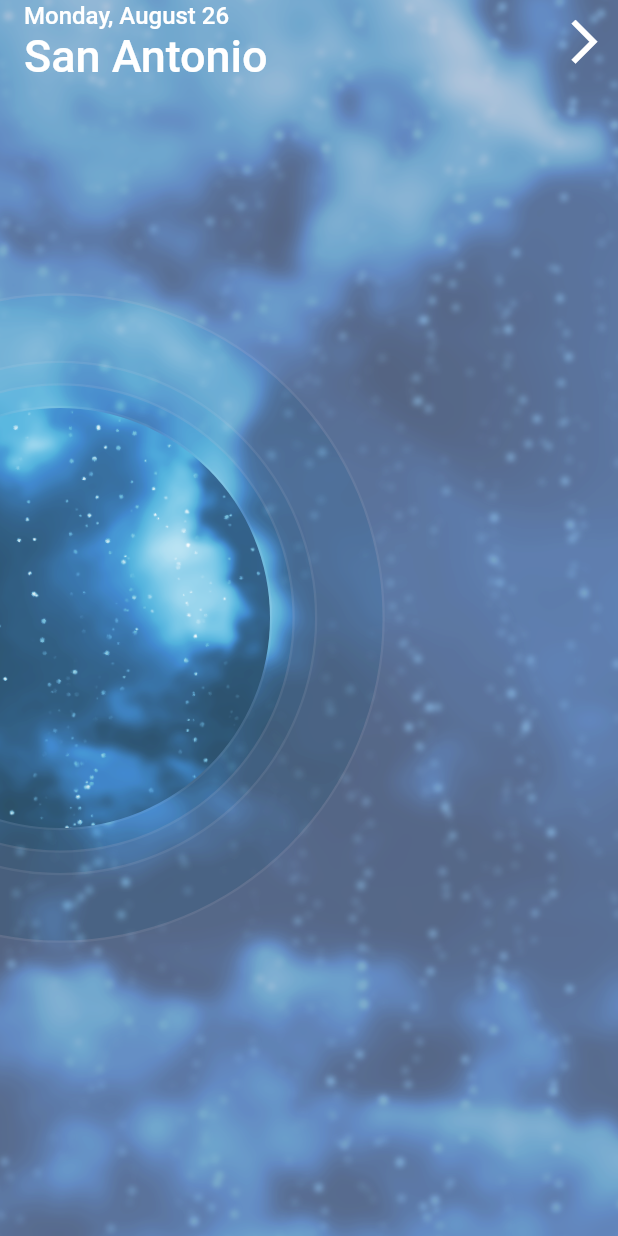
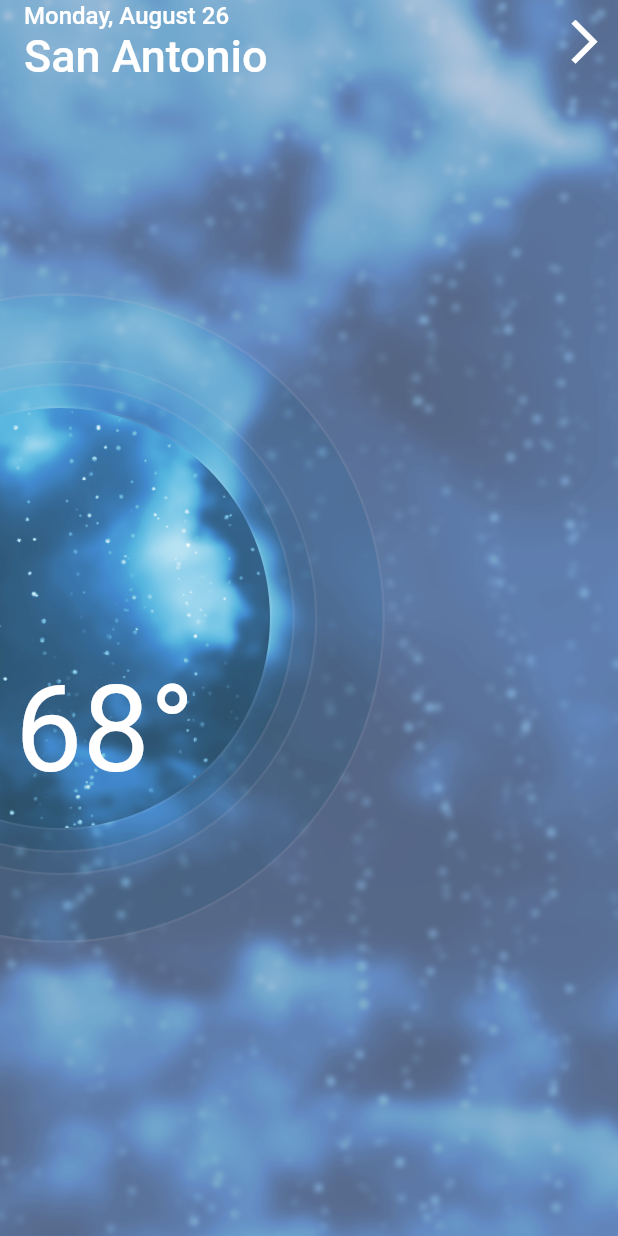
Before and after one commit to KeeperOfTheVoid/my-flutter-weather-app, a Flutter app: the screen it shows after launch, on a phone screen of 412 x 824 dp. Run offline on Flutter 3.47's test engine with Material 2 defaults, Android fonts, the phone set to English and light mode, and no system bars.

Commit message:
Refactor Background into Forecast
- Refactor `Background With Rings` into Forecast widget
- Add Temperature text

```diff
--- /dev/null
+++ b/lib/forecast/forecast.dart
@@ -0,0 +1,32 @@
+import 'package:flutter/material.dart';
+import 'package:my_weather_app/forecast/background/background_with_rings.dart';
+
+class Forecast extends StatelessWidget {
+
+  Widget _temperatureText() {
+    return Align(
+      alignment: Alignment.centerLeft,
+      child: Padding(
+        padding: const EdgeInsets.only(top: 150.0, left: 10.0),
+        child: new Text(
+          '68°',
+          style: new TextStyle(
+            color: Colors.white,
+            fontSize: 80.0,
+          ),
+        ),
+      ),
+    );
+  }
+
+  @override
+  Widget build(BuildContext context) {
+    return new Stack(
+      children: <Widget>[
+        new BackgroundWithRings  (),
+        _temperatureText(),
+        // new Radial List
+      ],
+    );
+  }
+}
--- a/lib/main.dart
+++ b/lib/main.dart
@@ -1,6 +1,6 @@
 import 'package:flutter/material.dart';
 import 'package:my_weather_app/forecast/app_bar.dart';
-import 'package:my_weather_app/forecast/background/background_with_rings.dart';
+import 'package:my_weather_app/forecast/forecast.dart';
 import 'package:my_weather_app/forecast/week_drawer.dart';
 import 'package:my_weather_app/generic_widgets/sliding_drawer.dart';
 
@@ -76,7 +76,7 @@ class _MyHomePageState extends State<MyHomePage> with SingleTickerProviderStateM
     return new Scaffold(
       body: new Stack(
         children: <Widget>[
-          new BackgroundWithRings(),
+          new Forecast(),
           new Positioned(
             top: 0.0,
             left: 0.0,
```
